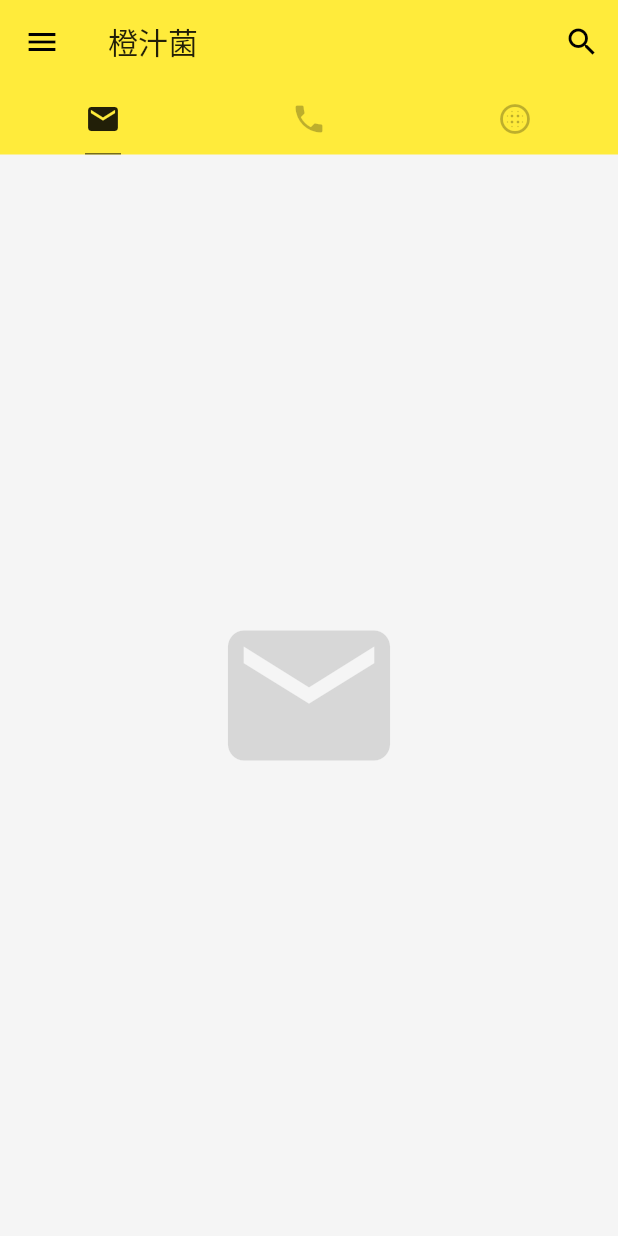
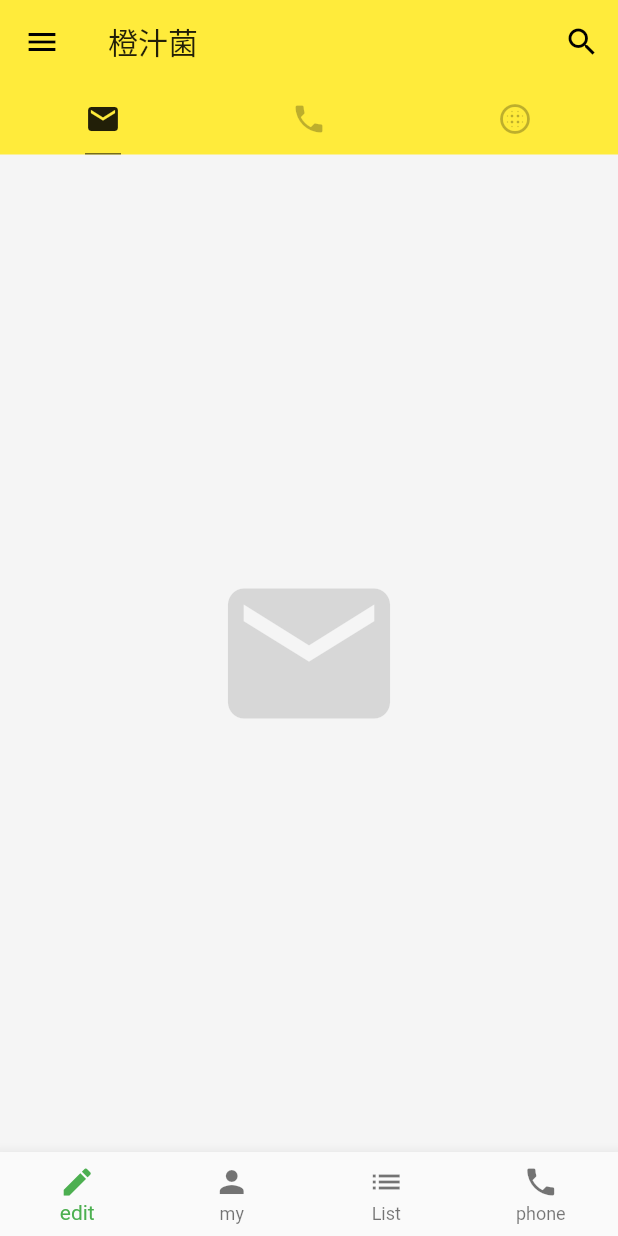
Before and after one commit to songhuizhang/Flutter-demo, a Flutter app: the screen it shows after launch, in the side drawer, after a tap on "主页", on a phone screen of 412 x 824 dp. Run offline on Flutter 3.47's test engine with Material 2 defaults, Android fonts, the phone set to English and light mode, and no system bars; network calls fail.

Commit message:
底部导航分离

```diff
--- /dev/null
+++ b/lib/demo/bottonnav_demo.dart
@@ -0,0 +1,29 @@
+import 'package:flutter/material.dart';
+
+class BottomNavDemo extends StatelessWidget {
+  @override
+  Widget build(BuildContext context) {
+    return BottomNavigationBar(
+          type: BottomNavigationBarType.fixed,
+          fixedColor: Colors.green,
+          items: [
+            BottomNavigationBarItem(
+              icon: Icon(Icons.edit),
+              title: Text('edit'),
+            ),
+            BottomNavigationBarItem(
+              icon: Icon(Icons.person),
+              title: Text('my'),
+            ),
+            BottomNavigationBarItem(
+              icon: Icon(Icons.list),
+              title: Text('List'),
+            ),
+            BottomNavigationBarItem(
+              icon: Icon(Icons.phone),
+              title: Text('phone'),
+            ),
+          ],
+        );
+  }
+}
--- /dev/null
+++ b/lib/demo/draw_demo.dart
@@ -0,0 +1,62 @@
+import 'package:flutter/material.dart';
+
+class DrawDemo extends StatelessWidget {
+  @override
+  Widget build(BuildContext context) {
+    return Drawer(
+      child: ListView(
+        padding: EdgeInsets.zero,
+        children: <Widget>[
+          UserAccountsDrawerHeader(
+            accountName: Text('橙汁菌'),
+            accountEmail: Text('songhui25262@gmail.com'),
+            currentAccountPicture: CircleAvatar(
+              backgroundImage: NetworkImage(
+                  'https://avatars2.githubusercontent.com/u/21076725?s=460&v=4'),
+            ),
+          ),
+          ListTile(
+            title: Text(
+              '主页',
+              textAlign: TextAlign.left,
+            ),
+            leading: Icon(Icons.home),
+            onTap: () => Navigator.pop(context),
+          ),
+          ListTile(
+            title: Text(
+              '归档',
+              textAlign: TextAlign.left,
+            ),
+            leading: Icon(Icons.archive),
+            onTap: () => Navigator.pop(context),
+          ),
+          ListTile(
+            title: Text(
+              '分类',
+              textAlign: TextAlign.left,
+            ),
+            leading: Icon(Icons.category),
+            onTap: () => Navigator.pop(context),
+          ),
+          ListTile(
+            title: Text(
+              '标签',
+              textAlign: TextAlign.left,
+            ),
+            leading: Icon(Icons.filter_b_and_w),
+            onTap: () => Navigator.pop(context),
+          ),
+          ListTile(
+            title: Text(
+              '设置',
+              textAlign: TextAlign.left,
+            ),
+            leading: Icon(Icons.settings),
+            onTap: () => Navigator.pop(context),
+          ),
+        ],
+      ),
+    );
+  }
+}
--- a/lib/main.dart
+++ b/lib/main.dart
@@ -1,5 +1,7 @@
 import 'package:flutter/material.dart';
 import 'model/data.dart';
+import 'demo/draw_demo.dart';
+import 'demo/bottonnav_demo.dart';
 
 void main() {
   runApp(MyApp());
@@ -61,60 +63,9 @@ class Home extends StatelessWidget {
             Icon(Icons.blur_circular, size: 130.0, color: Colors.black12),
           ],
         ),
-          drawer: Drawer(
-            child: ListView(
-              padding: EdgeInsets.zero,
-              children: <Widget>[
-                UserAccountsDrawerHeader(
-                  accountName: Text('橙汁菌'),
-                  accountEmail: Text('songhui25262@gmail.com'),
-                  currentAccountPicture: CircleAvatar(
-                    backgroundImage: NetworkImage('https://avatars2.githubusercontent.com/u/21076725?s=460&v=4'),
+        drawer: DrawDemo(),
+        bottomNavigationBar: BottomNavDemo(),
       ),
-                ),
-                ListTile(
-                  title: Text(
-                    '主页',
-                    textAlign: TextAlign.left,
-                  ),
-                  leading: Icon(Icons.home),
-                  onTap: () => Navigator.pop(context),
-                ),
-                ListTile(
-                  title: Text(
-                    '归档',
-                    textAlign: TextAlign.left,
-                  ),
-                  leading: Icon(Icons.archive),
-                  onTap: () => Navigator.pop(context),
-                ),
-                ListTile(
-                  title: Text(
-                    '分类',
-                    textAlign: TextAlign.left,
-                  ),
-                  leading: Icon(Icons.category),
-                  onTap: () => Navigator.pop(context),
-                ),
-                ListTile(
-                  title: Text(
-                    '标签',
-                    textAlign: TextAlign.left,
-                  ),
-                  leading: Icon(Icons.filter_b_and_w),
-                  onTap: () => Navigator.pop(context),
-                ),
-                ListTile(
-                  title: Text(
-                    '设置',
-                    textAlign: TextAlign.left,
-                  ),
-                  leading: Icon(Icons.settings),
-                  onTap: () => Navigator.pop(context),
-                ),
-              ],
-            ),
-          )),
     );
   }
 }
```
Lines whose indentation alone changed are shown as unchanged.
